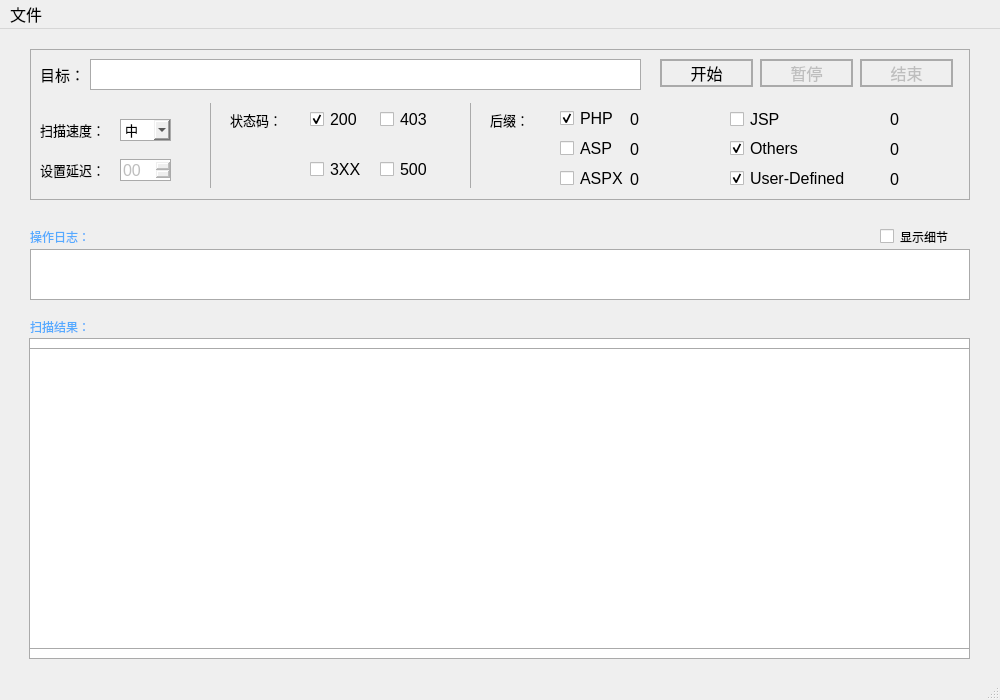
This is view/MainWindow.ui in pangdoh/WebBgScan as Qt 5 draws it before an edit. The edited form follows.
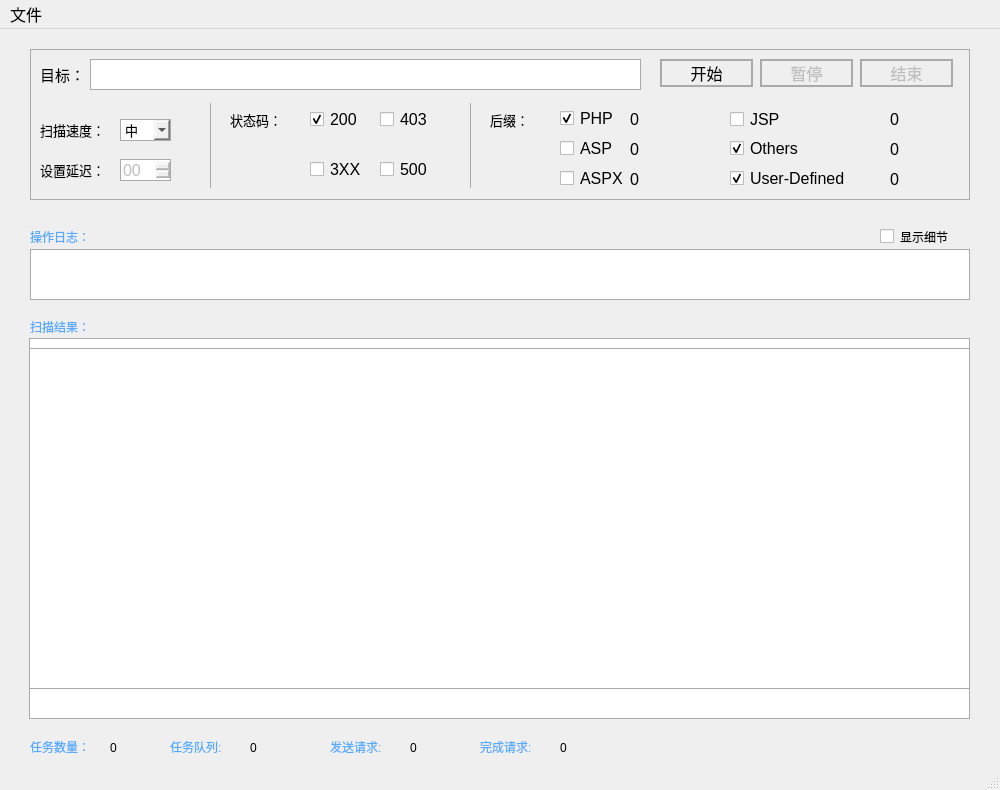
This is the edited form.

```diff
--- a/view/MainWindow.ui
+++ b/view/MainWindow.ui
@@ -13,19 +13,19 @@
     <x>0</x>
     <y>0</y>
     <width>1000</width>
-    <height>700</height>
+    <height>790</height>
    </rect>
   </property>
   <property name="minimumSize">
    <size>
     <width>1000</width>
-    <height>700</height>
+    <height>790</height>
    </size>
   </property>
   <property name="maximumSize">
    <size>
     <width>1000</width>
-    <height>700</height>
+    <height>790</height>
    </size>
   </property>
   <property name="palette">
@@ -185,7 +185,7 @@
       <x>29</x>
       <y>309</y>
       <width>941</width>
-      <height>321</height>
+      <height>381</height>
      </rect>
     </property>
     <property name="styleSheet">
@@ -204,7 +204,7 @@
        <x>0</x>
        <y>10</y>
        <width>941</width>
-       <height>301</height>
+       <height>341</height>
       </rect>
      </property>
      <property name="font">
@@ -892,6 +892,174 @@
      <string>显示细节</string>
     </property>
    </widget>
+   <widget class="QLabel" name="label_task_number">
+    <property name="enabled">
+     <bool>false</bool>
+    </property>
+    <property name="geometry">
+     <rect>
+      <x>30</x>
+      <y>710</y>
+      <width>72</width>
+      <height>15</height>
+     </rect>
+    </property>
+    <property name="font">
+     <font>
+      <pointsize>9</pointsize>
+     </font>
+    </property>
+    <property name="text">
+     <string>任务数量：</string>
+    </property>
+   </widget>
+   <widget class="QLabel" name="label_task_queue">
+    <property name="enabled">
+     <bool>false</bool>
+    </property>
+    <property name="geometry">
+     <rect>
+      <x>170</x>
+      <y>710</y>
+      <width>72</width>
+      <height>15</height>
+     </rect>
+    </property>
+    <property name="font">
+     <font>
+      <pointsize>9</pointsize>
+     </font>
+    </property>
+    <property name="text">
+     <string>任务队列:</string>
+    </property>
+   </widget>
+   <widget class="QLabel" name="label_task_queue_val">
+    <property name="geometry">
+     <rect>
+      <x>250</x>
+      <y>706</y>
+      <width>61</width>
+      <height>25</height>
+     </rect>
+    </property>
+    <property name="font">
+     <font>
+      <pointsize>9</pointsize>
+     </font>
+    </property>
+    <property name="styleSheet">
+     <string notr="true">border:0px;</string>
+    </property>
+    <property name="text">
+     <string>0</string>
+    </property>
+   </widget>
+   <widget class="QLabel" name="label_request_times">
+    <property name="enabled">
+     <bool>false</bool>
+    </property>
+    <property name="geometry">
+     <rect>
+      <x>330</x>
+      <y>710</y>
+      <width>72</width>
+      <height>15</height>
+     </rect>
+    </property>
+    <property name="font">
+     <font>
+      <pointsize>9</pointsize>
+     </font>
+    </property>
+    <property name="text">
+     <string>发送请求:</string>
+    </property>
+   </widget>
+   <widget class="QLabel" name="label_request_times_val">
+    <property name="geometry">
+     <rect>
+      <x>410</x>
+      <y>706</y>
+      <width>61</width>
+      <height>25</height>
+     </rect>
+    </property>
+    <property name="font">
+     <font>
+      <pointsize>9</pointsize>
+     </font>
+    </property>
+    <property name="styleSheet">
+     <string notr="true">border:0px;</string>
+    </property>
+    <property name="text">
+     <string>0</string>
+    </property>
+   </widget>
+   <widget class="QLabel" name="label_completed">
+    <property name="enabled">
+     <bool>false</bool>
+    </property>
+    <property name="geometry">
+     <rect>
+      <x>480</x>
+      <y>710</y>
+      <width>72</width>
+      <height>15</height>
+     </rect>
+    </property>
+    <property name="font">
+     <font>
+      <pointsize>9</pointsize>
+     </font>
+    </property>
+    <property name="text">
+     <string>完成请求:</string>
+    </property>
+   </widget>
+   <widget class="QLabel" name="label_completed_val">
+    <property name="geometry">
+     <rect>
+      <x>560</x>
+      <y>706</y>
+      <width>61</width>
+      <height>25</height>
+     </rect>
+    </property>
+    <property name="font">
+     <font>
+      <pointsize>9</pointsize>
+     </font>
+    </property>
+    <property name="styleSheet">
+     <string notr="true">border:0px;</string>
+    </property>
+    <property name="text">
+     <string>0</string>
+    </property>
+   </widget>
+   <widget class="QLabel" name="label_task_number_val">
+    <property name="geometry">
+     <rect>
+      <x>110</x>
+      <y>706</y>
+      <width>61</width>
+      <height>25</height>
+     </rect>
+    </property>
+    <property name="font">
+     <font>
+      <pointsize>9</pointsize>
+     </font>
+    </property>
+    <property name="styleSheet">
+     <string notr="true">border:0px;</string>
+    </property>
+    <property name="text">
+     <string>0</string>
+    </property>
+   </widget>
   </widget>
   <widget class="QMenuBar" name="menubar">
    <property name="geometry">
```
